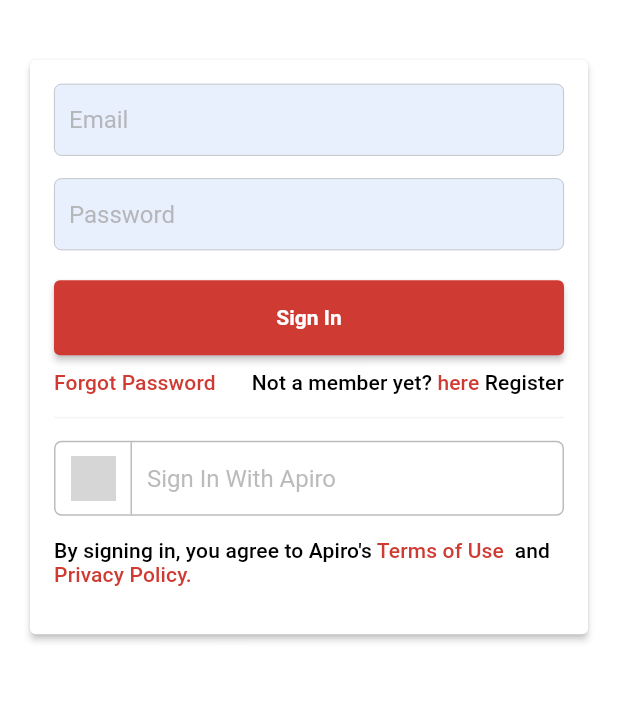
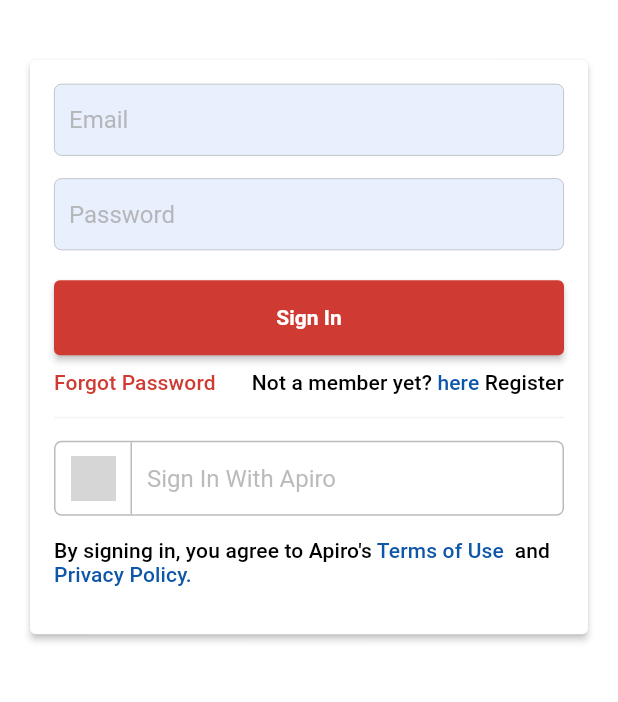
Before and after one commit to redapiro/apiro_flutter_auth, a Flutter app: the screen it shows after launch, on a phone screen of 412 x 824 dp, the part 331-1033 px from its top. Run offline on Flutter 3.47's test engine with Material 2 defaults, Android fonts, the phone set to English and light mode, and no system bars; our stand-ins replace cached_network_image, image_picker; grey boxes are pictures that could not be loaded.

```diff
--- a/lib/widget/login/login_form.dart
+++ b/lib/widget/login/login_form.dart
@@ -140,7 +140,7 @@ class _LoginFormState extends State<LoginForm> {
                       TextSpan(
                           text: " Terms of Use ",
                           style: _themeData!.textTheme.subtitle2!
-                              .copyWith(color: _themeData!.primaryColor),
+                              .copyWith(color: AppColors.appBlueColor),
                           recognizer: TapGestureRecognizer()
                             ..onTap = () {
                               _onTermsOfUserClick();
@@ -151,7 +151,7 @@ class _LoginFormState extends State<LoginForm> {
                       TextSpan(
                           text: "Privacy Policy.",
                           style: _themeData!.textTheme.subtitle2!
-                              .copyWith(color: _themeData!.primaryColor),
+                              .copyWith(color: AppColors.appBlueColor),
                           recognizer: TapGestureRecognizer()
                             ..onTap = () {
                               _onPrivacyPolicyClick();
@@ -183,7 +183,7 @@ class _LoginFormState extends State<LoginForm> {
             TextSpan(
                 text: " here ",
                 style: _themeData!.textTheme.subtitle2!
-                    .copyWith(color: _themeData!.primaryColor),
+                    .copyWith(color: AppColors.appBlueColor),
                 recognizer: TapGestureRecognizer()
                   ..onTap = () {
                     _onRegisterHereClick();
@@ -214,6 +214,7 @@ class _LoginFormState extends State<LoginForm> {
       if (isSignUpWithSocialButtonAvailable) {
         return Column(crossAxisAlignment: CrossAxisAlignment.center, children: [
           _getSocialLoginAvailableButtons(),
+          SizedBox(height: 15),
           AdaptiveElevatedButton(
             text: "Sign Up With Email",
             onPressed: () {
```
